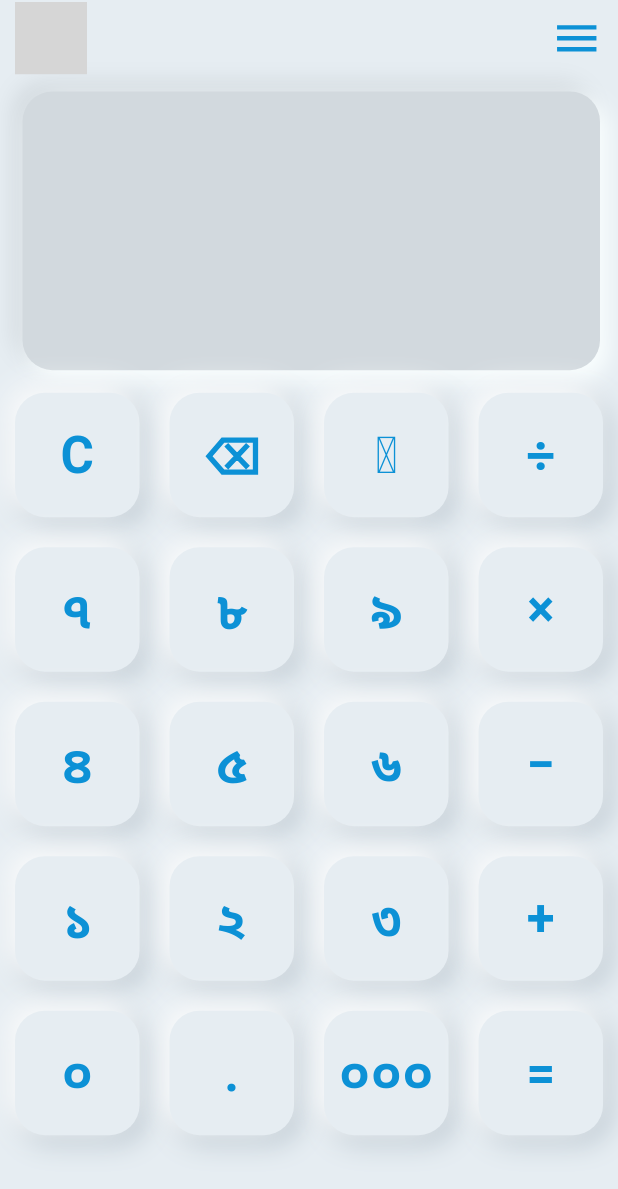
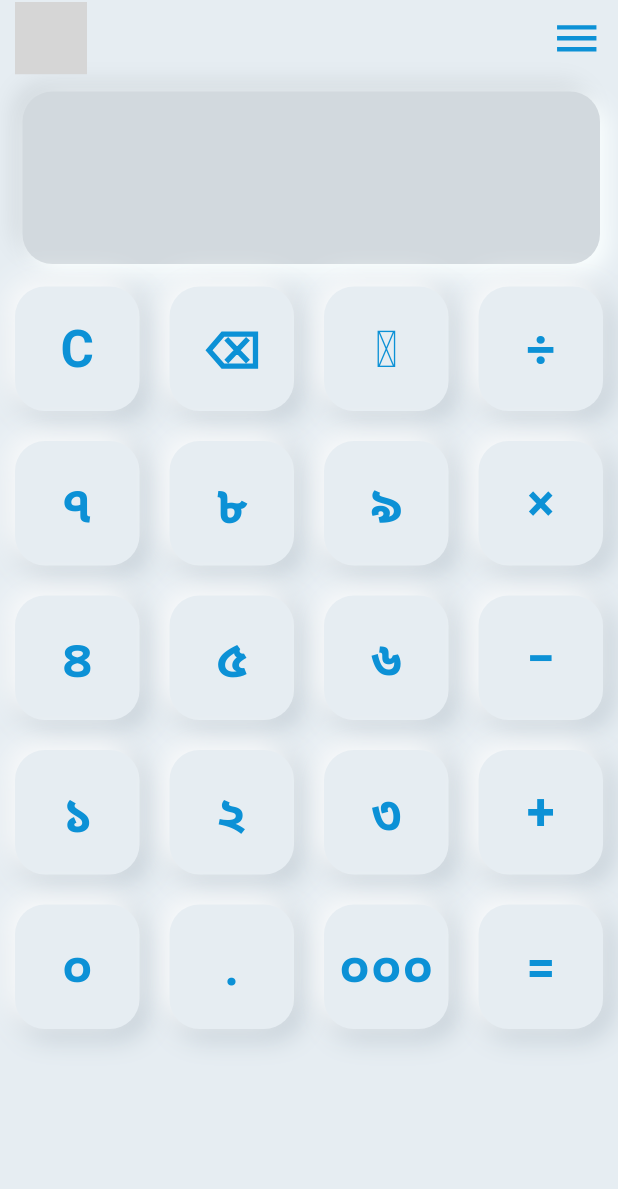
Before and after one commit to md-siam/bn_calculator, a Flutter app: the screen it shows after launch, on a phone screen of 412 x 824 dp. Shown: the top 1189 px of the screen. Run offline on Flutter 3.47's test engine with Material 2 defaults, Android fonts, the phone set to English and light mode, and no system bars; drawn by our look-alikes of clay_containers; our stand-ins replace audioplayers, math_expressions; missing offline and left inert: day_night_switcher; grey boxes are pictures that could not be loaded.

Commit message:
bug fixed

```diff
--- a/lib/app/view/calculator.dart
+++ b/lib/app/view/calculator.dart
@@ -45,6 +45,7 @@ class _MyCalculatorState extends State<MyCalculator> {
 
   @override
   Widget build(BuildContext context) {
+    double devicewidth = MediaQuery.of(context).size.width;
     double deviceHeight = MediaQuery.of(context).size.height;
 
     return Scaffold(
@@ -55,22 +56,23 @@ class _MyCalculatorState extends State<MyCalculator> {
             // top row buttons containing dark mode & info
             const TopButtons(),
             SizedBox(height: deviceHeight < 670 ? 0 : 10),
-            Expanded(
-              flex: deviceHeight < 670 ? 1 : 2,
-              child: Padding(
+            SingleChildScrollView(
+              child: Column(
+                children: [
+                  Padding(
                     padding: const EdgeInsets.only(
                       left: 15.0,
                       right: 12.0,
                       bottom: 5.0,
                     ),
                     child: ClayContainer(
+                      height: 115,
                       emboss: true,
                       color: Theme.of(context).primaryColor,
                       borderRadius: 20.0,
                       child: Column(
                         children: [
-                      Expanded(
-                        child: Align(
+                          Align(
                             alignment: Alignment.topLeft,
                             child: FittedBox(
                               child: Container(
@@ -78,17 +80,15 @@ class _MyCalculatorState extends State<MyCalculator> {
                                 child: Text(
                                   userQuestion,
                                   style: const TextStyle(
-                                  //fontSize: deviceHeight < 670 ? 24 : 34,
-                                  fontSize: 40,
+                                    //fontSize: deviceHeight < 670 ? 24 : 35,
+                                    fontSize: 35,
                                     fontWeight: FontWeight.bold,
                                   ),
                                 ),
                               ),
                             ),
                           ),
-                      ),
-                      Expanded(
-                        child: Align(
+                          Align(
                             alignment: Alignment.bottomRight,
                             child: FittedBox(
                               child: Container(
@@ -97,8 +97,7 @@ class _MyCalculatorState extends State<MyCalculator> {
                                   userAnswer,
                                   style: const TextStyle(
                                     //fontSize: deviceHeight < 670 ? 24 : 50,
-                                  fontSize: 60,
-                                ),
+                                    fontSize: 40,
                                   ),
                                 ),
                               ),
@@ -108,13 +107,13 @@ class _MyCalculatorState extends State<MyCalculator> {
                       ),
                     ),
                   ),
-            ),
-            //SizedBox(height: deviceHeight < 670 ? 0 : 30),
-            Expanded(
-              flex: deviceHeight < 670 ? 4 : 6,
+                  SizedBox(
+                    width: devicewidth,
+                    height: deviceHeight - 200,
                     child: GridView.builder(
                       physics: const NeverScrollableScrollPhysics(),
-                gridDelegate: const SliverGridDelegateWithFixedCrossAxisCount(
+                      gridDelegate:
+                          const SliverGridDelegateWithFixedCrossAxisCount(
                         crossAxisCount: 4,
                       ),
                       itemCount: buttons.length,
@@ -179,6 +178,11 @@ class _MyCalculatorState extends State<MyCalculator> {
                       },
                     ),
                   ),
+                ],
+              ),
+            ),
+
+            const Expanded(child: SizedBox()),
           ],
         ),
       ),
```
Also changed, not shown: 1 other file. Lines whose indentation alone changed are shown as unchanged.
